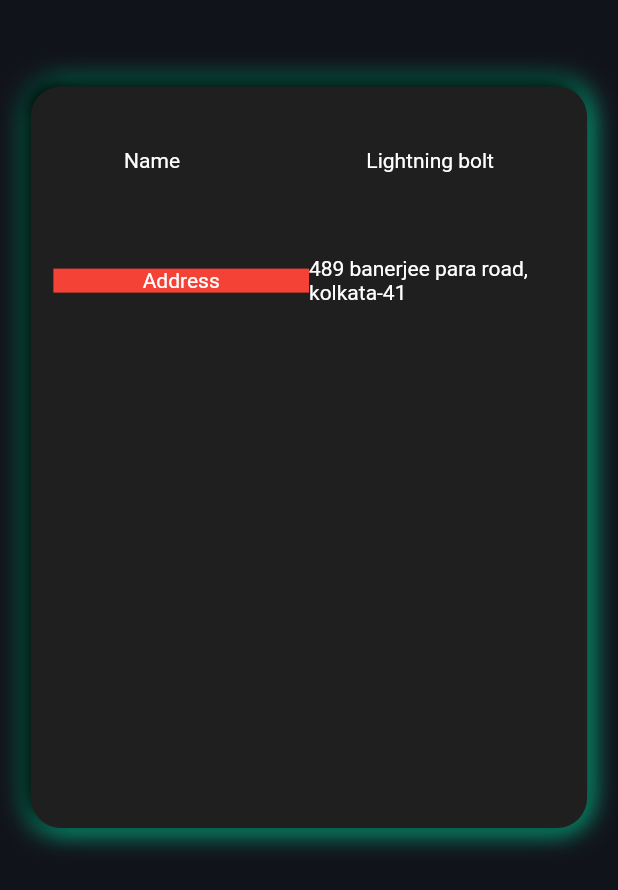
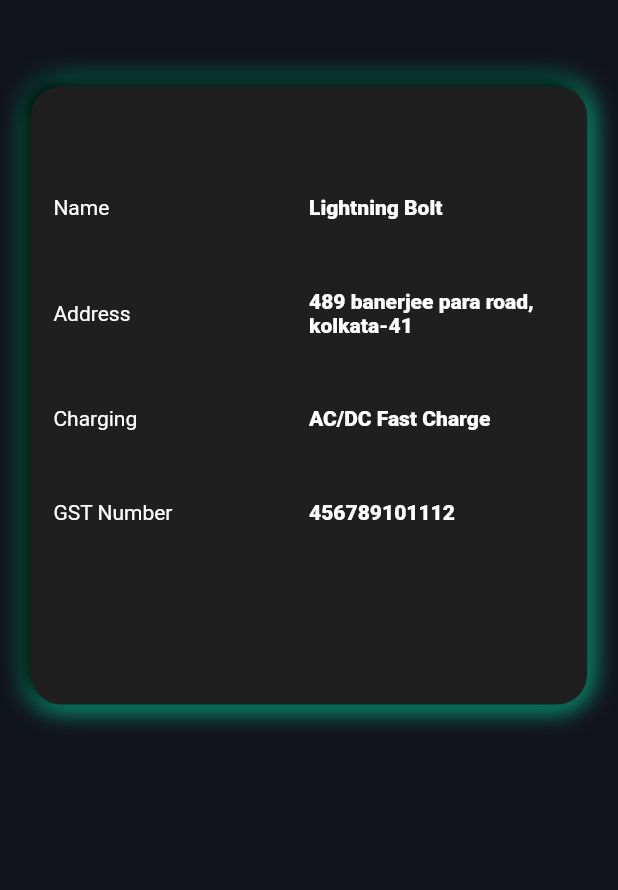
Before and after one commit to tanaybanerjeedeveloper/noun_serivice_provider_app, a Flutter app: the StationDetailsScreen screen opened directly, on a phone screen of 412 x 824 dp. Shown: the top 890 px of the screen. Run offline on Flutter 3.47's test engine with Material 2 defaults, Android fonts, the phone set to English and light mode, and no system bars; our stand-ins replace curved_navigation_bar, file_picker, image_picker, open_file.

```diff
--- a/lib/screens/station_details.dart
+++ b/lib/screens/station_details.dart
@@ -10,7 +10,7 @@ class StationDetailsScreen extends StatelessWidget {
     final mediaQuery = MediaQuery.of(context).size;
     return Scaffold(
       body: Container(
-        height: mediaQuery.height * 0.6,
+        height: mediaQuery.height * 0.5,
         decoration: kContainer,
         // margin: EdgeInsets.symmetric(
         //     vertical: mediaQuery.height * 0.15, horizontal: 20.0),
@@ -20,28 +20,21 @@ class StationDetailsScreen extends StatelessWidget {
             horizontal: mediaQuery.width * 0.05),
         child: Column(
           children: [
-            Row(
-              mainAxisAlignment: MainAxisAlignment.spaceAround,
-              children: [
-                Text('Name'),
-                Text('Lightning bolt'),
-              ],
-            ),
             SizedBox(
-              height: mediaQuery.height * 0.05,
+              height: mediaQuery.height * 0.02,
             ),
             Padding(
               padding: const EdgeInsets.all(15.0),
               child: Row(
-                mainAxisAlignment: MainAxisAlignment.spaceAround,
+                // mainAxisAlignment: MainAxisAlignment.spaceAround,
                 children: [
                   Expanded(
                     child: Container(
                       child: Text(
-                        'Address',
-                        textAlign: TextAlign.center,
+                        'Name',
+                        // textAlign: TextAlign.left,
                       ),
-                      color: Colors.red,
+                      // color: Colors.red,
                     ),
                     flex: 2,
                   ),
@@ -50,7 +43,100 @@ class StationDetailsScreen extends StatelessWidget {
                     flex: 2,
                     child: Container(
                       width: 110,
-                      child: Text('489 banerjee para road, kolkata-41'),
+                      child: Text(
+                        'Lightning Bolt',
+                        style: TextStyle(fontWeight: FontWeight.w800),
+                      ),
+                    ),
+                  ),
+                ],
+              ),
+            ),
+            SizedBox(
+              height: mediaQuery.height * 0.02,
+            ),
+            Padding(
+              padding: const EdgeInsets.all(15.0),
+              child: Row(
+                // mainAxisAlignment: MainAxisAlignment.spaceAround,
+                children: [
+                  Expanded(
+                    child: Container(
+                      child: Text(
+                        'Address',
+                        // textAlign: TextAlign.left,
+                      ),
+                      // color: Colors.red,
+                    ),
+                    flex: 2,
+                  ),
+                  Flexible(
+                    fit: FlexFit.tight,
+                    flex: 2,
+                    child: Container(
+                      width: 110,
+                      child: Text('489 banerjee para road, kolkata-41',
+                          style: TextStyle(fontWeight: FontWeight.w800)),
+                    ),
+                  ),
+                ],
+              ),
+            ),
+            SizedBox(
+              height: mediaQuery.height * 0.02,
+            ),
+            Padding(
+              padding: const EdgeInsets.all(15.0),
+              child: Row(
+                // mainAxisAlignment: MainAxisAlignment.spaceAround,
+                children: [
+                  Expanded(
+                    child: Container(
+                      child: Text(
+                        'Charging',
+                        // textAlign: TextAlign.left,
+                      ),
+                      // color: Colors.red,
+                    ),
+                    flex: 2,
+                  ),
+                  Flexible(
+                    fit: FlexFit.tight,
+                    flex: 2,
+                    child: Container(
+                      width: 110,
+                      child: Text('AC/DC Fast Charge',
+                          style: TextStyle(fontWeight: FontWeight.w800)),
+                    ),
+                  ),
+                ],
+              ),
+            ),
+            SizedBox(
+              height: mediaQuery.height * 0.02,
+            ),
+            Padding(
+              padding: const EdgeInsets.all(15.0),
+              child: Row(
+                // mainAxisAlignment: MainAxisAlignment.spaceAround,
+                children: [
+                  Expanded(
+                    child: Container(
+                      child: Text(
+                        'GST Number',
+                        // textAlign: TextAlign.left,
+                      ),
+                      // color: Colors.red,
+                    ),
+                    flex: 2,
+                  ),
+                  Flexible(
+                    fit: FlexFit.tight,
+                    flex: 2,
+                    child: Container(
+                      width: 110,
+                      child: Text('456789101112',
+                          style: TextStyle(fontWeight: FontWeight.w800)),
                     ),
                   ),
                 ],
```
